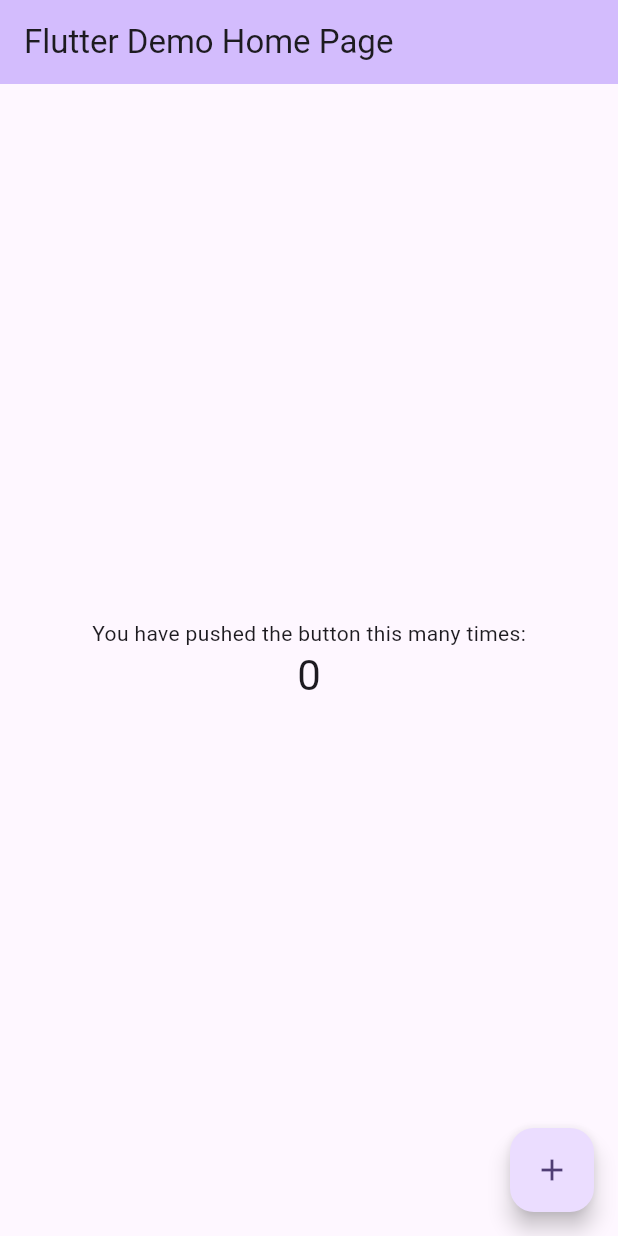
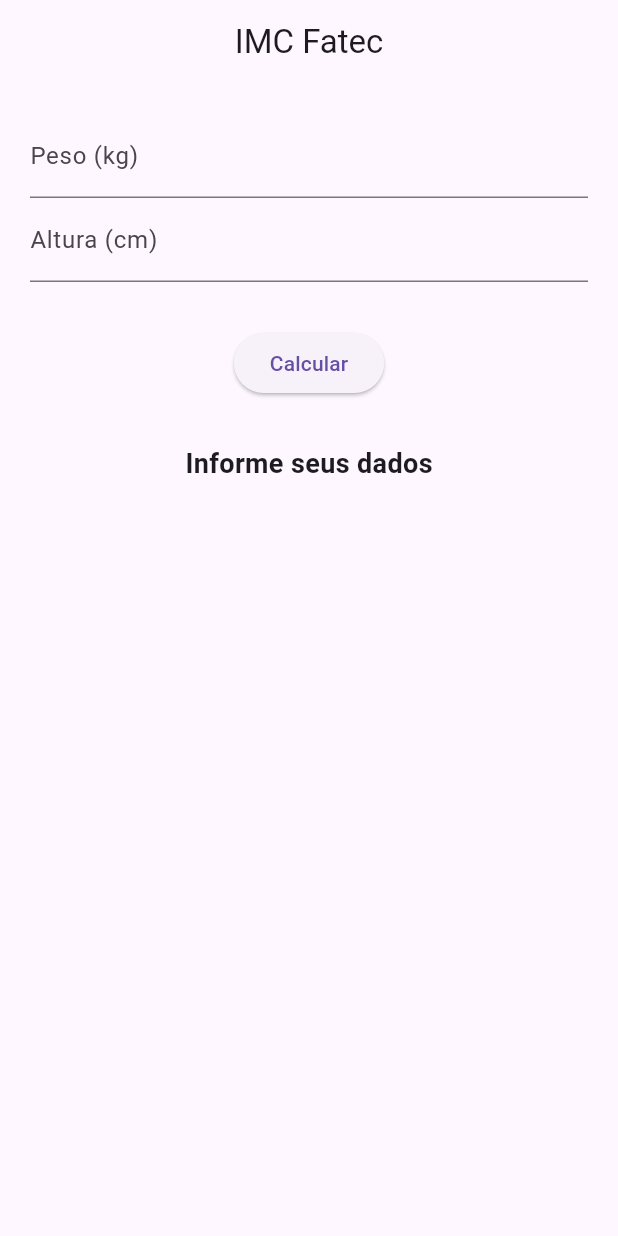
Before and after one commit to ovodomina/nholau, a Flutter app: the screen it shows after launch, on a phone screen of 412 x 824 dp. Run offline on Flutter 3.47's test engine with Material 3 defaults, Android fonts, the phone set to English and light mode, and no system bars.

Commit message:
[não faça isso]

```diff
--- a/lib/main.dart
+++ b/lib/main.dart
@@ -1,121 +1,55 @@
 import 'package:flutter/material.dart';
 
-void main() {
-  runApp(const MyApp());
+void main() => runApp(const MaterialApp(
+      home: CalculadoraIMC(),
+      debugShowCheckedModeBanner: false,
+    ));
+
+class CalculadoraIMC extends StatefulWidget {
+  const CalculadoraIMC({super.key});
+
+  @override
+  State<CalculadoraIMC> createState() => _CalculadoraIMCState();
 }
 
-class MyApp extends StatelessWidget {
-  const MyApp({super.key});
+class _CalculadoraIMCState extends State<CalculadoraIMC> {
+  final TextEditingController _weightController = TextEditingController();
+  final TextEditingController _heightController = TextEditingController();
+  String _resultado = "Informe seus dados";
 
-  // This widget is the root of your application.
-  @override
-  Widget build(BuildContext context) {
-    return MaterialApp(
-      title: 'Flutter Demo',
-      theme: ThemeData(
-        // This is the theme of your application.
-        //
-        // TRY THIS: Try running your application with "flutter run". You'll see
-        // the application has a purple toolbar. Then, without quitting the app,
-        // try changing the seedColor in the colorScheme below to Colors.green
-        // and then invoke "hot reload" (save your changes or press the "hot
-        // reload" button in a Flutter-supported IDE, or press "r" if you used
-        // the command line to start the app).
-        //
-        // Notice that the counter didn't reset back to zero; the application
-        // state is not lost during the reload. To reset the state, use hot
-        // restart instead.
-        //
-        // This works for code too, not just values: Most code changes can be
-        // tested with just a hot reload.
-        colorScheme: .fromSeed(seedColor: Colors.deepPurple),
-      ),
-      home: const MyHomePage(title: 'Flutter Demo Home Page'),
-    );
-  }
-}
+  void _calcular() {
+    double? weight = double.tryParse(_weightController.text);
+    double? height = double.tryParse(_heightController.text);
 
-class MyHomePage extends StatefulWidget {
-  const MyHomePage({super.key, required this.title});
+    if (weight == null || height == null || height == 0) {
+      setState(() => _resultado = "Dados inválidos");
+      return;
+    }
 
-  // This widget is the home page of your application. It is stateful, meaning
-  // that it has a State object (defined below) that contains fields that affect
-  // how it looks.
-
-  // This class is the configuration for the state. It holds the values (in this
-  // case the title) provided by the parent (in this case the App widget) and
-  // used by the build method of the State. Fields in a Widget subclass are
-  // always marked "final".
-
-  final String title;
-
-  @override
-  State<MyHomePage> createState() => _MyHomePageState();
-}
-
-class _MyHomePageState extends State<MyHomePage> {
-  int _counter = 0;
-
-  void _incrementCounter() {
+    double imc = weight / ((height / 100) * (height / 100));
     setState(() {
-      // This call to setState tells the Flutter framework that something has
-      // changed in this State, which causes it to rerun the build method below
-      // so that the display can reflect the updated values. If we changed
-      // _counter without calling setState(), then the build method would not be
-      // called again, and so nothing would appear to happen.
-      _counter++;
+      if (imc < 18.5) _resultado = "Abaixo do peso (${imc.toStringAsFixed(1)})";
+      else if (imc < 25) _resultado = "Peso ideal (${imc.toStringAsFixed(1)})";
+      else _resultado = "Acima do peso (${imc.toStringAsFixed(1)})";
     });
   }
 
   @override
   Widget build(BuildContext context) {
-    // This method is rerun every time setState is called, for instance as done
-    // by the _incrementCounter method above.
-    //
-    // The Flutter framework has been optimized to make rerunning build methods
-    // fast, so that you can just rebuild anything that needs updating rather
-    // than having to individually change instances of widgets.
     return Scaffold(
-      appBar: AppBar(
-        // TRY THIS: Try changing the color here to a specific color (to
-        // Colors.amber, perhaps?) and trigger a hot reload to see the AppBar
-        // change color while the other colors stay the same.
-        backgroundColor: Theme.of(context).colorScheme.inversePrimary,
-        // Here we take the value from the MyHomePage object that was created by
-        // the App.build method, and use it to set our appbar title.
-        title: Text(widget.title),
-      ),
-      body: Center(
-        // Center is a layout widget. It takes a single child and positions it
-        // in the middle of the parent.
+      appBar: AppBar(title: const Text("IMC Fatec"), centerTitle: true),
+      body: Padding(
+        padding: const EdgeInsets.all(20.0),
         child: Column(
-          // Column is also a layout widget. It takes a list of children and
-          // arranges them vertically. By default, it sizes itself to fit its
-          // children horizontally, and tries to be as tall as its parent.
-          //
-          // Column has various properties to control how it sizes itself and
-          // how it positions its children. Here we use mainAxisAlignment to
-          // center the children vertically; the main axis here is the vertical
-          // axis because Columns are vertical (the cross axis would be
-          // horizontal).
-          //
-          // TRY THIS: Invoke "debug painting" (choose the "Toggle Debug Paint"
-          // action in the IDE, or press "p" in the console), to see the
-          // wireframe for each widget.
-          mainAxisAlignment: .center,
           children: [
-            const Text('You have pushed the button this many times:'),
-            Text(
-              '$_counter',
-              style: Theme.of(context).textTheme.headlineMedium,
-            ),
+            TextField(controller: _weightController, decoration: const InputDecoration(labelText: "Peso (kg)")),
+            TextField(controller: _heightController, decoration: const InputDecoration(labelText: "Altura (cm)")),
+            const SizedBox(height: 30),
+            ElevatedButton(onPressed: _calcular, child: const Text("Calcular")),
+            const SizedBox(height: 30),
+            Text(_resultado, style: const TextStyle(fontSize: 18, fontWeight: FontWeight.bold))
           ],
         ),
-      ),
-      floatingActionButton: FloatingActionButton(
-        onPressed: _incrementCounter,
-        tooltip: 'Increment',
-        child: const Icon(Icons.add),
       ),
     );
   }
```
Also changed, not shown: 3 other files.
